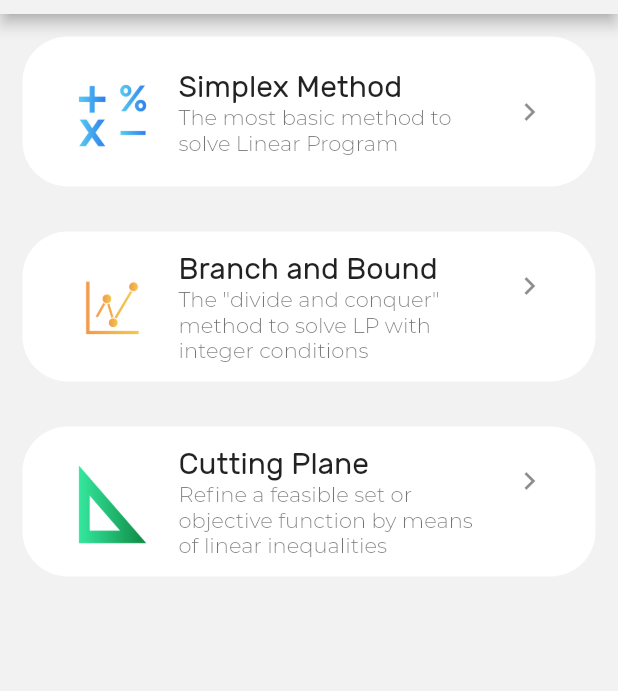
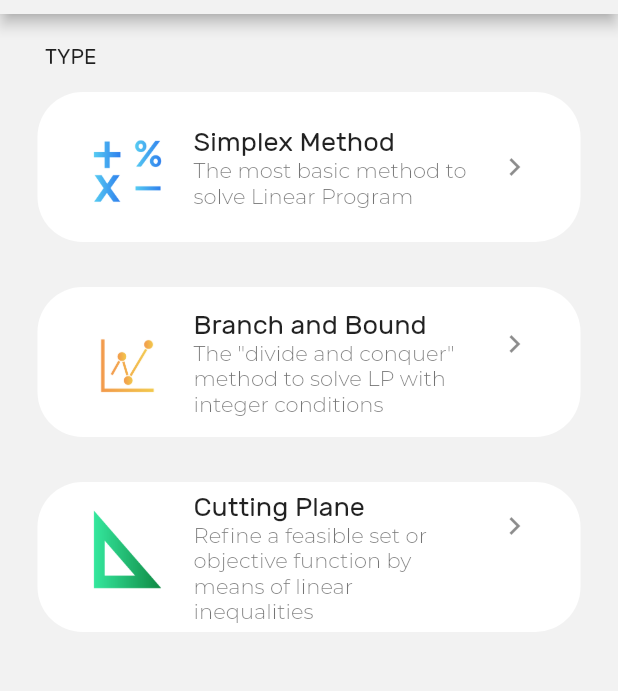
Before and after one commit to Photronium/Math-Solver-App, a Flutter app: the ProblemSolvingPage screen opened directly, on a phone screen of 412 x 824 dp, the part 70-761 px from its top. Run offline on Flutter 3.47's test engine with Material 2 defaults, Android fonts, the light colour scheme and no system bars; statements that could not run were skipped; project files that could hold a hidden picture were left out.

Commit message:
problem solving minor changes

```diff
--- a/lib/screen/problem_solving/option.dart
+++ b/lib/screen/problem_solving/option.dart
@@ -1,11 +1,10 @@
 import 'package:flutter/material.dart';
-import 'package:numbercrunching/screen/problem_solving/input_num_constraint_and_variable.dart';
+import 'package:numbercrunching/screen/problem_solving/ps_2_input_numVar_numCon.dart';
 
 class OptionWidgets extends StatelessWidget {
   @override
   Widget build(BuildContext context) {
-    return Column(
-      children: <Widget>[
+    return Column(children: <Widget>[
       Container(
           height: 100.0,
           margin: EdgeInsets.all(15.0),
@@ -19,13 +18,10 @@ class OptionWidgets extends StatelessWidget {
                 image: AssetImage('assets/images/iconSimplexMethod-06.png'),
                 height: 100.0,
               ),
-                title:
-                Text("Simplex Method", style: TextStyle(fontSize: 20.0)),
-                subtitle: Text(
-                    "The most basic method to solve Linear Program",
+              title: Text("Simplex Method", style: TextStyle(fontSize: 18.0)),
+              subtitle: Text("The most basic method to solve Linear Program",
                   style: TextStyle(
-                        fontFamily: 'Montserrat',
-                        fontWeight: FontWeight.w100)),
+                      fontFamily: 'Montserrat', fontWeight: FontWeight.w100)),
               trailing: Icon(Icons.navigate_next),
             ),
             onPressed: () {
@@ -42,17 +38,14 @@ class OptionWidgets extends StatelessWidget {
             color: Colors.white,
             child: ListTile(
               leading: Image(
-                  image:
-                  AssetImage('assets/images/iconBranchAndBound-06.png'),
+                image: AssetImage('assets/images/iconBranchAndBound-06.png'),
                 height: 100.0,
               ),
-                title: Text("Branch and Bound",
-                    style: TextStyle(fontSize: 20.0)),
+              title: Text("Branch and Bound", style: TextStyle(fontSize: 18.0)),
               subtitle: Text(
                   'The "divide and conquer" method to solve LP with integer conditions',
                   style: TextStyle(
-                        fontFamily: 'Montserrat',
-                        fontWeight: FontWeight.w100)),
+                      fontFamily: 'Montserrat', fontWeight: FontWeight.w100)),
               trailing: Icon(Icons.navigate_next),
             ),
             onPressed: () {
@@ -75,17 +68,14 @@ class OptionWidgets extends StatelessWidget {
                 image: AssetImage('assets/images/iconCuttingPlane-06.png'),
                 height: 100.0,
               ),
-                title:
-                Text("Cutting Plane", style: TextStyle(fontSize: 20.0)),
+              title: Text("Cutting Plane", style: TextStyle(fontSize: 18.0)),
               subtitle: Text(
                   "Refine a feasible set or objective function by means of linear inequalities",
                   style: TextStyle(
-                        fontFamily: 'Montserrat',
-                        fontWeight: FontWeight.w100)),
+                      fontFamily: 'Montserrat', fontWeight: FontWeight.w100)),
               trailing: Icon(Icons.navigate_next),
             ),
           )),
-      ],
-    );
+    ]);
   }
 }
--- a/lib/screen/problem_solving/problem_solving_screen.dart
+++ b/lib/screen/problem_solving/ps_1_method.dart
@@ -7,13 +7,23 @@ class ProblemSolvingPage extends StatelessWidget {
   @override
   Widget build(BuildContext context) {
     return Scaffold(
+      resizeToAvoidBottomPadding: false,
       appBar: AppBar(
         title: Text('Problem Solving',
             style: TextStyle(fontWeight: FontWeight.w300)),
         centerTitle: true,
       ),
       drawer: DrawTab(),
-      body: OptionWidgets(),
+      body: Padding(
+        padding: const EdgeInsets.all(10.0),
+        child: Column(
+          crossAxisAlignment: CrossAxisAlignment.start,
+          children: [
+            Padding(padding: EdgeInsets.only(left: 20.0, top: 10.0),child: Text("TYPE")),
+            OptionWidgets(),
+          ],
+        ),
+      )
     );
   }
 }
--- a/lib/screen/problem_solving/input_constraint.dart
+++ b/lib/screen/problem_solving/result.dart
@@ -1,7 +1,7 @@
 import 'package:flutter/material.dart';
 import '../drawer.dart';
 
-class InputConstraint extends StatelessWidget {
+class ResultPage extends StatelessWidget {
   @override
   Widget build(BuildContext context) {
     return Scaffold(
@@ -11,7 +11,7 @@ class InputConstraint extends StatelessWidget {
         centerTitle: true,
       ),
       drawer: DrawTab(),
-      body: Container(),
+      body: Container(child: Text("This is the result page")),
     );
   }
 }
```
Also changed, not shown: lib/screen/problem_solving/bottom_button.dart (+18 -7 lines), lib/screen/problem_solving/number_input_field.dart (added, +32 -0 lines), lib/screen/problem_solving/ps_2_input_numVar_numCon.dart (renamed from lib/screen/problem_solving/input_num_constraint_and_variable.dart, +16 -21 lines), lib/screen/problem_solving/ps_3_input_var_con.dart (added, +102 -0 lines), lib/screen/problem_solving/simplex_solver.dart (renamed from lib/screen/problem_solving/simplex_solve.dart). Lines whose indentation alone changed are shown as unchanged.
